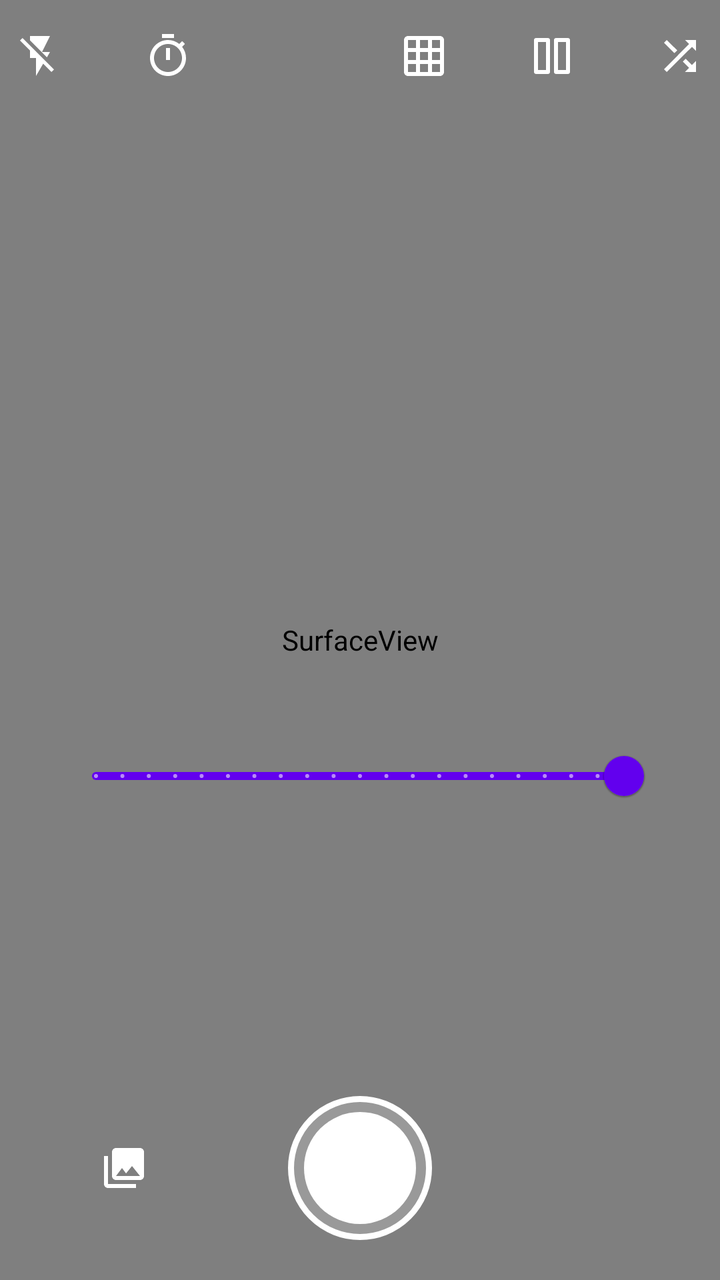
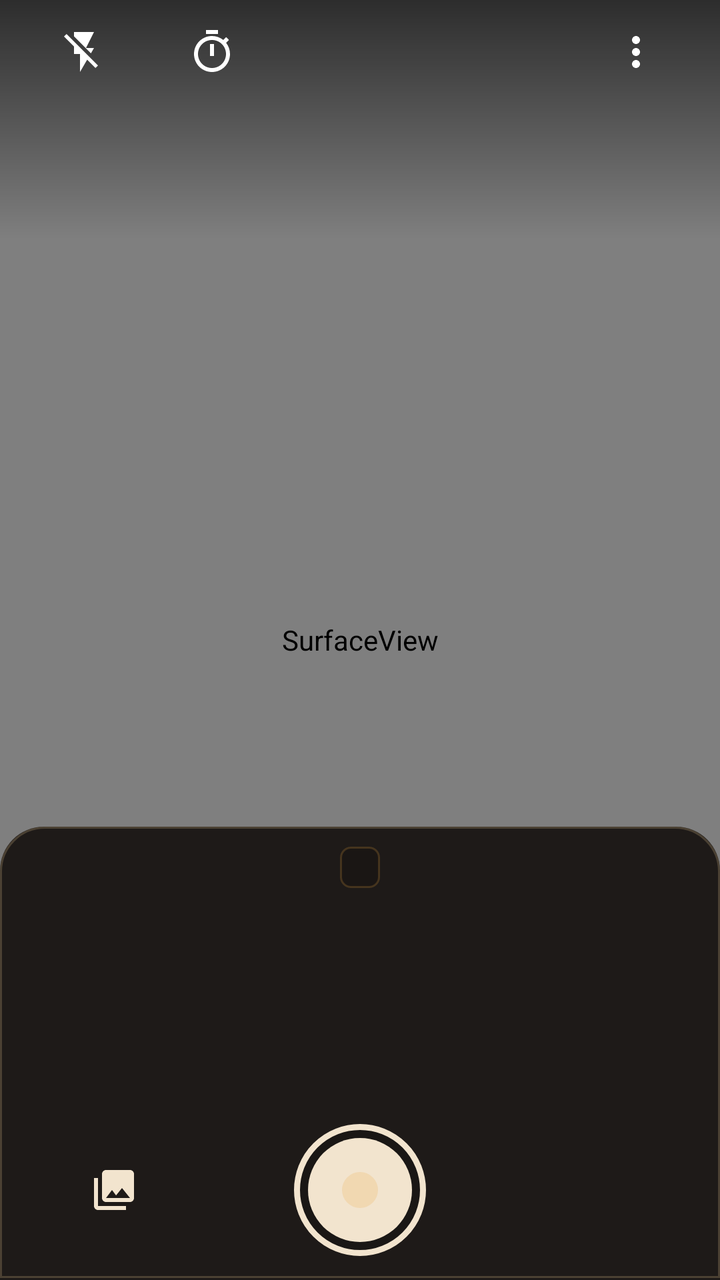

Two renders of the same Android screen: before a commit and after it. Below are the layout's source before the change and the commit's diff.
<!-- AndroidManifest.xml: application theme Theme.RetroCam -->
<!-- res/layout/activity_main.xml -->
<?xml version="1.0" encoding="utf-8"?>
<FrameLayout xmlns:android="http://schemas.android.com/apk/res/android"
    xmlns:app="http://schemas.android.com/apk/res-auto"
    android:layout_width="match_parent"
    android:layout_height="match_parent"
    android:background="@android:color/black">

    <SurfaceView
        android:id="@+id/viewFinder"
        android:layout_width="match_parent"
        android:layout_height="match_parent"
        android:clickable="true"
        android:contentDescription="@string/viewfinder"
        android:focusable="true" />

    
    <com.retrocam.app.ui.GridOverlayView
        android:id="@+id/gridOverlay"
        android:layout_width="match_parent"
        android:layout_height="match_parent"
        android:visibility="gone" />

    <LinearLayout
        android:id="@+id/topBar"
        android:layout_width="match_parent"
        android:layout_height="wrap_content"
        android:layout_gravity="top"
        android:fitsSystemWindows="true"
        android:gravity="center_horizontal"
        android:orientation="horizontal"
        android:paddingTop="6dp">

        <ImageButton
            android:id="@+id/flashButton"
            style="@style/TopBarButton"
            android:contentDescription="@string/flash"
            android:src="@drawable/ic_flash_off" />

        <ImageButton
            android:id="@+id/timerButton"
            style="@style/TopBarButton"
            android:contentDescription="@string/timer"
            android:src="@drawable/ic_timer" />

        <TextView
            android:id="@+id/aspectButton"
            style="@style/TopBarLabel"
            android:contentDescription="@string/aspect_ratio" />

        <ImageButton
            android:id="@+id/gridButton"
            style="@style/TopBarButton"
            android:contentDescription="@string/grid"
            android:src="@drawable/ic_grid" />

        <ImageButton
            android:id="@+id/compareButton"
            style="@style/TopBarButton"
            android:contentDescription="@string/compare_title"
            android:src="@drawable/ic_compare" />

        <ImageButton
            android:id="@+id/surpriseButton"
            style="@style/TopBarButton"
            android:contentDescription="@string/surprise"
            android:src="@drawable/ic_shuffle" />
    </LinearLayout>

    <TextView
        android:id="@+id/statusChip"
        android:layout_width="wrap_content"
        android:layout_height="wrap_content"
        android:layout_gravity="center_horizontal"
        android:layout_marginTop="72dp"
        android:alpha="0"
        android:background="@drawable/zoom_pill"
        android:paddingStart="12dp"
        android:paddingTop="4dp"
        android:paddingEnd="12dp"
        android:paddingBottom="4dp"
        android:textColor="#FFFFFFFF"
        android:textSize="12sp"
        android:textStyle="bold" />

    <TextView
        android:id="@+id/countdownLabel"
        android:layout_width="wrap_content"
        android:layout_height="wrap_content"
        android:layout_gravity="center"
        android:alpha="0"
        android:shadowColor="#CC000000"
        android:shadowDx="0"
        android:shadowDy="2"
        android:shadowRadius="10"
        android:textColor="#FFFFFFFF"
        android:textSize="76sp"
        android:textStyle="bold" />

    <View
        android:id="@+id/focusRing"
        android:layout_width="72dp"
        android:layout_height="72dp"
        android:alpha="0"
        android:background="@drawable/focus_ring" />

    <TextView
        android:id="@+id/zoomLabel"
        android:layout_width="wrap_content"
        android:layout_height="wrap_content"
        android:layout_gravity="center_horizontal"
        android:layout_marginTop="28dp"
        android:alpha="0"
        android:background="@drawable/zoom_pill"
        android:paddingStart="14dp"
        android:paddingTop="6dp"
        android:paddingEnd="14dp"
        android:paddingBottom="6dp"
        android:textColor="#FFFFFFFF"
        android:textSize="14sp"
        android:textStyle="bold" />

    <LinearLayout
        android:layout_width="match_parent"
        android:layout_height="wrap_content"
        android:layout_gravity="bottom"
        android:fitsSystemWindows="true"
        android:orientation="vertical"
        android:paddingBottom="20dp">

        <TextView
            android:id="@+id/intensityLabel"
            android:layout_width="wrap_content"
            android:layout_height="wrap_content"
            android:layout_gravity="center_horizontal"
            android:shadowColor="#CC000000"
            android:shadowRadius="4"
            android:textColor="#CCFFFFFF"
            android:textSize="12sp" />

        <com.google.android.material.slider.Slider
            android:id="@+id/intensitySlider"
            android:layout_width="match_parent"
            android:layout_height="wrap_content"
            android:layout_marginStart="32dp"
            android:layout_marginEnd="32dp"
            android:contentDescription="@string/intensity"
            android:stepSize="0.05"
            android:value="1.0"
            android:valueFrom="0.0"
            android:valueTo="1.0"
            app:labelBehavior="gone" />

        
        <androidx.recyclerview.widget.RecyclerView
            android:id="@+id/categoryTabs"
            android:layout_width="match_parent"
            android:layout_height="30dp"
            android:layout_marginTop="4dp"
            android:clipToPadding="false"
            android:orientation="horizontal"
            android:overScrollMode="never"
            android:paddingStart="12dp"
            android:paddingEnd="12dp" />

        
        <androidx.recyclerview.widget.RecyclerView
            android:id="@+id/filterCarousel"
            android:layout_width="match_parent"
            android:layout_height="86dp"
            android:layout_marginTop="6dp"
            android:layout_marginBottom="10dp"
            android:clipToPadding="false"
            android:orientation="horizontal"
            android:overScrollMode="never" />

        <FrameLayout
            android:layout_width="match_parent"
            android:layout_height="wrap_content">

            <ImageButton
                android:id="@+id/galleryButton"
                android:layout_width="52dp"
                android:layout_height="52dp"
                android:layout_gravity="start|center_vertical"
                android:layout_marginStart="36dp"
                android:background="?android:attr/selectableItemBackgroundBorderless"
                android:contentDescription="@string/gallery_title"
                android:padding="12dp"
                android:src="@drawable/ic_gallery"
                android:tint="#FFFFFFFF" />

            <ImageButton
                android:id="@+id/shutterButton"
                android:layout_width="72dp"
                android:layout_height="72dp"
                android:layout_gravity="center_horizontal"
                android:background="@drawable/shutter_button"
                android:contentDescription="@string/shutter" />
        </FrameLayout>

    </LinearLayout>

</FrameLayout>
<!-- resources referenced by this layout -->
<resources>
  <!-- drawable ic_compare (drawable) -->
  <vector xmlns:android="http://schemas.android.com/apk/res/android"
      android:width="24dp"
      android:height="24dp"
      android:viewportWidth="24"
      android:viewportHeight="24">
      <path
          android:fillColor="#FFFFFFFF"
          android:pathData="M10,3H4C3.45,3 3,3.45 3,4v16c0,0.55 0.45,1 1,1h6c0.55,0 1,-0.45 1,-1V4C11,3.45 10.55,3 10,3zM9,19H5V5h4V19zM20,3h-6c-0.55,0 -1,0.45 -1,1v16c0,0.55 0.45,1 1,1h6c0.55,0 1,-0.45 1,-1V4C21,3.45 20.55,3 20,3zM19,19h-4V5h4V19z" />
  </vector>
  <!-- drawable ic_grid (drawable) -->
  <vector xmlns:android="http://schemas.android.com/apk/res/android"
      android:width="24dp"
      android:height="24dp"
      android:viewportWidth="24"
      android:viewportHeight="24">
      <path
          android:fillColor="#FFFFFFFF"
          android:pathData="M20,2H4C2.9,2 2,2.9 2,4v16c0,1.1 0.9,2 2,2h16c1.1,0 2,-0.9 2,-2V4C22,2.9 21.1,2 20,2zM8,20H4v-4h4V20zM8,14H4v-4h4V14zM8,8H4V4h4V8zM14,20h-4v-4h4V20zM14,14h-4v-4h4V14zM14,8h-4V4h4V8zM20,20h-4v-4h4V20zM20,14h-4v-4h4V14zM20,8h-4V4h4V8z" />
  </vector>
  <!-- drawable ic_shuffle (drawable) -->
  <vector xmlns:android="http://schemas.android.com/apk/res/android"
      android:width="24dp"
      android:height="24dp"
      android:viewportWidth="24"
      android:viewportHeight="24">
      <path
          android:fillColor="#FFFFFFFF"
          android:pathData="M10.59,9.17L5.41,4 4,5.41l5.17,5.17 1.42,-1.41zM14.5,4l2.04,2.04L4,18.59 5.41,20 17.96,7.46 20,9.5V4h-5.5zM14.83,13.41l-1.41,1.41 3.13,3.13L14.5,20H20v-5.5l-2.04,2.04 -3.13,-3.13z" />
  </vector>
  <!-- drawable shutter_button (drawable) -->
  <?xml version="1.0" encoding="utf-8"?>
  <layer-list xmlns:android="http://schemas.android.com/apk/res/android">
      <item>
          <shape android:shape="oval">
              <solid android:color="#33FFFFFF" />
              <stroke
                  android:width="3dp"
                  android:color="#FFFFFFFF" />
          </shape>
      </item>
      <item
          android:left="8dp"
          android:top="8dp"
          android:right="8dp"
          android:bottom="8dp">
          <shape android:shape="oval">
              <solid android:color="#FFFFFFFF" />
          </shape>
      </item>
  </layer-list>
  <string name="aspect_ratio">Aspect ratio</string>
  <string name="compare_title">Compare cameras</string>
  <string name="flash">Flash</string>
  <string name="gallery_title">Gallery</string>
  <string name="grid">Grid lines</string>
  <string name="intensity">Filter intensity</string>
  <string name="shutter">Take photo</string>
  <string name="surprise">Surprise mode</string>
  <string name="timer">Self-timer</string>
  <string name="viewfinder">Viewfinder. Pinch to zoom, double tap to toggle zoom.</string>
  <style name="Theme.RetroCam" parent="Theme.MaterialComponents.DayNight.NoActionBar">
          <item name="android:statusBarColor">@android:color/black</item>
          <item name="android:windowBackground">@android:color/black</item>
      </style>
  <!-- unchanged entries left out for length: 7 -->
</resources>

<!-- the commit's change to res/layout/activity_main.xml (unified diff, before → after) -->
@@ -20,15 +20,23 @@
         android:layout_height="match_parent"
         android:visibility="gone" />
 
+    <View
+        android:layout_width="match_parent"
+        android:layout_height="120dp"
+        android:layout_gravity="top"
+        android:background="@drawable/scrim_top" />
+
     <LinearLayout
         android:id="@+id/topBar"
         android:layout_width="match_parent"
         android:layout_height="wrap_content"
         android:layout_gravity="top"
         android:fitsSystemWindows="true"
-        android:gravity="center_horizontal"
+        android:gravity="center_vertical"
         android:orientation="horizontal"
-        android:paddingTop="6dp">
+        android:paddingStart="10dp"
+        android:paddingTop="4dp"
+        android:paddingEnd="10dp">
 
         <ImageButton
             android:id="@+id/flashButton"
@@ -47,23 +55,17 @@
             style="@style/TopBarLabel"
             android:contentDescription="@string/aspect_ratio" />
 
+        <Space
+            android:layout_width="0dp"
+            android:layout_height="1dp"
+            android:layout_weight="1" />
+
+        
         <ImageButton
-            android:id="@+id/gridButton"
+            android:id="@+id/overflowButton"
             style="@style/TopBarButton"
-            android:contentDescription="@string/grid"
-            android:src="@drawable/ic_grid" />
-
-        <ImageButton
-            android:id="@+id/compareButton"
-            style="@style/TopBarButton"
-            android:contentDescription="@string/compare_title"
-            android:src="@drawable/ic_compare" />
-
-        <ImageButton
-            android:id="@+id/surpriseButton"
-            style="@style/TopBarButton"
-            android:contentDescription="@string/surprise"
-            android:src="@drawable/ic_shuffle" />
+            android:contentDescription="@string/more_options"
+            android:src="@drawable/ic_more" />
     </LinearLayout>
 
     <TextView
@@ -71,16 +73,18 @@
         android:layout_width="wrap_content"
         android:layout_height="wrap_content"
         android:layout_gravity="center_horizontal"
-        android:layout_marginTop="72dp"
+        android:layout_marginTop="76dp"
         android:alpha="0"
         android:background="@drawable/zoom_pill"
+        android:fontFamily="monospace"
+        android:letterSpacing="0.12"
         android:paddingStart="12dp"
         android:paddingTop="4dp"
         android:paddingEnd="12dp"
         android:paddingBottom="4dp"
-        android:textColor="#FFFFFFFF"
-        android:textSize="12sp"
-        android:textStyle="bold" />
+        android:textAllCaps="true"
+        android:textColor="@color/amber"
+        android:textSize="11sp" />
 
     <TextView
         android:id="@+id/countdownLabel"
@@ -88,11 +92,12 @@
         android:layout_height="wrap_content"
         android:layout_gravity="center"
         android:alpha="0"
+        android:fontFamily="monospace"
         android:shadowColor="#CC000000"
         android:shadowDx="0"
         android:shadowDy="2"
         android:shadowRadius="10"
-        android:textColor="#FFFFFFFF"
+        android:textColor="@color/readout"
         android:textSize="76sp"
         android:textStyle="bold" />
 
@@ -108,54 +113,76 @@
         android:layout_width="wrap_content"
         android:layout_height="wrap_content"
         android:layout_gravity="center_horizontal"
-        android:layout_marginTop="28dp"
+        android:layout_marginTop="112dp"
         android:alpha="0"
         android:background="@drawable/zoom_pill"
+        android:fontFamily="monospace"
         android:paddingStart="14dp"
-        android:paddingTop="6dp"
+        android:paddingTop="5dp"
         android:paddingEnd="14dp"
-        android:paddingBottom="6dp"
-        android:textColor="#FFFFFFFF"
-        android:textSize="14sp"
-        android:textStyle="bold" />
-
+        android:paddingBottom="5dp"
+        android:textColor="@color/readout"
+        android:textSize="13sp" />
+
+    
     <LinearLayout
         android:layout_width="match_parent"
         android:layout_height="wrap_content"
         android:layout_gravity="bottom"
+        android:background="@drawable/camera_body"
         android:fitsSystemWindows="true"
         android:orientation="vertical"
-        android:paddingBottom="20dp">
-
-        <TextView
-            android:id="@+id/intensityLabel"
+        android:paddingTop="10dp"
+        android:paddingBottom="12dp">
+
+        
+        <LinearLayout
+            android:id="@+id/readoutRow"
             android:layout_width="wrap_content"
             android:layout_height="wrap_content"
             android:layout_gravity="center_horizontal"
-            android:shadowColor="#CC000000"
-            android:shadowRadius="4"
-            android:textColor="#CCFFFFFF"
-            android:textSize="12sp" />
+            android:background="@drawable/readout_bg"
+            android:gravity="center_vertical"
+            android:orientation="horizontal"
+            android:paddingStart="10dp"
+            android:paddingTop="3dp"
+            android:paddingEnd="10dp"
+            android:paddingBottom="3dp">
+
+            <TextView
+                android:id="@+id/intensityLabel"
+                android:layout_width="wrap_content"
+                android:layout_height="wrap_content"
+                android:fontFamily="monospace"
+                android:letterSpacing="0.08"
+                android:textAllCaps="true"
+                android:textColor="@color/amber"
+                android:textSize="11sp" />
+        </LinearLayout>
 
         <com.google.android.material.slider.Slider
             android:id="@+id/intensitySlider"
             android:layout_width="match_parent"
             android:layout_height="wrap_content"
-            android:layout_marginStart="32dp"
-            android:layout_marginEnd="32dp"
+            android:layout_marginStart="28dp"
+            android:layout_marginEnd="28dp"
             android:contentDescription="@string/intensity"
             android:stepSize="0.05"
             android:value="1.0"
             android:valueFrom="0.0"
             android:valueTo="1.0"
-            app:labelBehavior="gone" />
+            android:visibility="gone"
+            app:labelBehavior="gone"
+            app:thumbColor="@color/amber"
+            app:trackColorActive="@color/amber"
+            app:trackColorInactive="@color/amber_faint" />
 
         
         <androidx.recyclerview.widget.RecyclerView
             android:id="@+id/categoryTabs"
             android:layout_width="match_parent"
-            android:layout_height="30dp"
-            android:layout_marginTop="4dp"
+            android:layout_height="26dp"
+            android:layout_marginTop="8dp"
             android:clipToPadding="false"
             android:orientation="horizontal"
             android:overScrollMode="never"
@@ -166,33 +193,33 @@
         <androidx.recyclerview.widget.RecyclerView
             android:id="@+id/filterCarousel"
             android:layout_width="match_parent"
-            android:layout_height="86dp"
+            android:layout_height="74dp"
             android:layout_marginTop="6dp"
-            android:layout_marginBottom="10dp"
             android:clipToPadding="false"
             android:orientation="horizontal"
             android:overScrollMode="never" />
 
         <FrameLayout
             android:layout_width="match_parent"
-            android:layout_height="wrap_content">
+            android:layout_height="wrap_content"
+            android:layout_marginTop="4dp">
 
             <ImageButton
                 android:id="@+id/galleryButton"
-                android:layout_width="52dp"
-                android:layout_height="52dp"
+                android:layout_width="46dp"
+                android:layout_height="46dp"
                 android:layout_gravity="start|center_vertical"
-                android:layout_marginStart="36dp"
+                android:layout_marginStart="34dp"
                 android:background="?android:attr/selectableItemBackgroundBorderless"
                 android:contentDescription="@string/gallery_title"
-                android:padding="12dp"
+                android:padding="10dp"
                 android:src="@drawable/ic_gallery"
-                android:tint="#FFFFFFFF" />
+                android:tint="@color/readout" />
 
             <ImageButton
                 android:id="@+id/shutterButton"
-                android:layout_width="72dp"
-                android:layout_height="72dp"
+                android:layout_width="66dp"
+                android:layout_height="66dp"
                 android:layout_gravity="center_horizontal"
                 android:background="@drawable/shutter_button"
                 android:contentDescription="@string/shutter" />
<!-- resource entries referenced after the edit -->
@@ -1,6 +1,32 @@
 <!-- resources referenced by this layout -->
 <resources>
-  <!-- drawable ic_compare (drawable) -->
+  <color name="amber">#FFE8A33D</color>
+  <color name="amber_faint">#33E8A33D</color>
+  <color name="readout">#FFF2E4CE</color>
+  <!-- drawable camera_body (drawable) -->
+  <?xml version="1.0" encoding="utf-8"?>
+  <layer-list xmlns:android="http://schemas.android.com/apk/res/android">
+      <item>
+          <shape android:shape="rectangle">
+              <solid android:color="@color/body" />
+              <corners
+                  android:topLeftRadius="22dp"
+                  android:topRightRadius="22dp" />
+          </shape>
+      </item>
+      <item android:bottom="1dp">
+          <shape android:shape="rectangle">
+              <stroke
+                  android:width="1dp"
+                  android:color="@color/body_edge" />
+              <corners
+                  android:topLeftRadius="22dp"
+                  android:topRightRadius="22dp" />
+              <solid android:color="#00000000" />
+          </shape>
+      </item>
+  </layer-list>
+  <!-- drawable ic_more (drawable) -->
   <vector xmlns:android="http://schemas.android.com/apk/res/android"
       android:width="24dp"
       android:height="24dp"
@@ -8,63 +34,72 @@
       android:viewportHeight="24">
       <path
           android:fillColor="#FFFFFFFF"
-          android:pathData="M10,3H4C3.45,3 3,3.45 3,4v16c0,0.55 0.45,1 1,1h6c0.55,0 1,-0.45 1,-1V4C11,3.45 10.55,3 10,3zM9,19H5V5h4V19zM20,3h-6c-0.55,0 -1,0.45 -1,1v16c0,0.55 0.45,1 1,1h6c0.55,0 1,-0.45 1,-1V4C21,3.45 20.55,3 20,3zM19,19h-4V5h4V19z" />
+          android:pathData="M12,8c1.1,0 2,-0.9 2,-2s-0.9,-2 -2,-2 -2,0.9 -2,2 0.9,2 2,2zM12,10c-1.1,0 -2,0.9 -2,2s0.9,2 2,2 2,-0.9 2,-2 -0.9,-2 -2,-2zM12,16c-1.1,0 -2,0.9 -2,2s0.9,2 2,2 2,-0.9 2,-2 -0.9,-2 -2,-2z" />
   </vector>
-  <!-- drawable ic_grid (drawable) -->
-  <vector xmlns:android="http://schemas.android.com/apk/res/android"
-      android:width="24dp"
-      android:height="24dp"
-      android:viewportWidth="24"
-      android:viewportHeight="24">
-      <path
-          android:fillColor="#FFFFFFFF"
-          android:pathData="M20,2H4C2.9,2 2,2.9 2,4v16c0,1.1 0.9,2 2,2h16c1.1,0 2,-0.9 2,-2V4C22,2.9 21.1,2 20,2zM8,20H4v-4h4V20zM8,14H4v-4h4V14zM8,8H4V4h4V8zM14,20h-4v-4h4V20zM14,14h-4v-4h4V14zM14,8h-4V4h4V8zM20,20h-4v-4h4V20zM20,14h-4v-4h4V14zM20,8h-4V4h4V8z" />
-  </vector>
-  <!-- drawable ic_shuffle (drawable) -->
-  <vector xmlns:android="http://schemas.android.com/apk/res/android"
-      android:width="24dp"
-      android:height="24dp"
-      android:viewportWidth="24"
-      android:viewportHeight="24">
-      <path
-          android:fillColor="#FFFFFFFF"
-          android:pathData="M10.59,9.17L5.41,4 4,5.41l5.17,5.17 1.42,-1.41zM14.5,4l2.04,2.04L4,18.59 5.41,20 17.96,7.46 20,9.5V4h-5.5zM14.83,13.41l-1.41,1.41 3.13,3.13L14.5,20H20v-5.5l-2.04,2.04 -3.13,-3.13z" />
-  </vector>
+  <!-- drawable readout_bg (drawable) -->
+  <?xml version="1.0" encoding="utf-8"?>
+  <shape xmlns:android="http://schemas.android.com/apk/res/android"
+      android:shape="rectangle">
+      <solid android:color="#26000000" />
+      <stroke
+          android:width="1dp"
+          android:color="@color/amber_faint" />
+      <corners android:radius="5dp" />
+  </shape>
+  <!-- drawable scrim_top (drawable) -->
+  <?xml version="1.0" encoding="utf-8"?>
+  <shape xmlns:android="http://schemas.android.com/apk/res/android"
+      android:shape="rectangle">
+      <gradient
+          android:angle="270"
+          android:startColor="#A6000000"
+          android:endColor="#00000000" />
+  </shape>
   <!-- drawable shutter_button (drawable) -->
   <?xml version="1.0" encoding="utf-8"?>
   <layer-list xmlns:android="http://schemas.android.com/apk/res/android">
       <item>
           <shape android:shape="oval">
-              <solid android:color="#33FFFFFF" />
               <stroke
                   android:width="3dp"
-                  android:color="#FFFFFFFF" />
+                  android:color="@color/shutter_ring" />
+              <solid android:color="#22000000" />
           </shape>
       </item>
       <item
-          android:left="8dp"
-          android:top="8dp"
-          android:right="8dp"
-          android:bottom="8dp">
+          android:left="7dp"
+          android:top="7dp"
+          android:right="7dp"
+          android:bottom="7dp">
           <shape android:shape="oval">
-              <solid android:color="#FFFFFFFF" />
+              <solid android:color="@color/readout" />
+          </shape>
+      </item>
+      <item
+          android:left="24dp"
+          android:top="24dp"
+          android:right="24dp"
+          android:bottom="24dp">
+          <shape android:shape="oval">
+              <solid android:color="@color/amber_faint" />
           </shape>
       </item>
   </layer-list>
   <string name="aspect_ratio">Aspect ratio</string>
-  <string name="compare_title">Compare cameras</string>
   <string name="flash">Flash</string>
   <string name="gallery_title">Gallery</string>
-  <string name="grid">Grid lines</string>
   <string name="intensity">Filter intensity</string>
+  <string name="more_options">More options</string>
   <string name="shutter">Take photo</string>
-  <string name="surprise">Surprise mode</string>
   <string name="timer">Self-timer</string>
   <string name="viewfinder">Viewfinder. Pinch to zoom, double tap to toggle zoom.</string>
   <style name="Theme.RetroCam" parent="Theme.MaterialComponents.DayNight.NoActionBar">
           <item name="android:statusBarColor">@android:color/black</item>
           <item name="android:windowBackground">@android:color/black</item>
       </style>
+  <color name="body">#F21A1613</color>
+  <color name="body_edge">#33FFD9A0</color>
+  <color name="shutter_ring">#FFF2E4CE</color>
   <!-- unchanged entries left out for length: 7 -->
 </resources>
 
